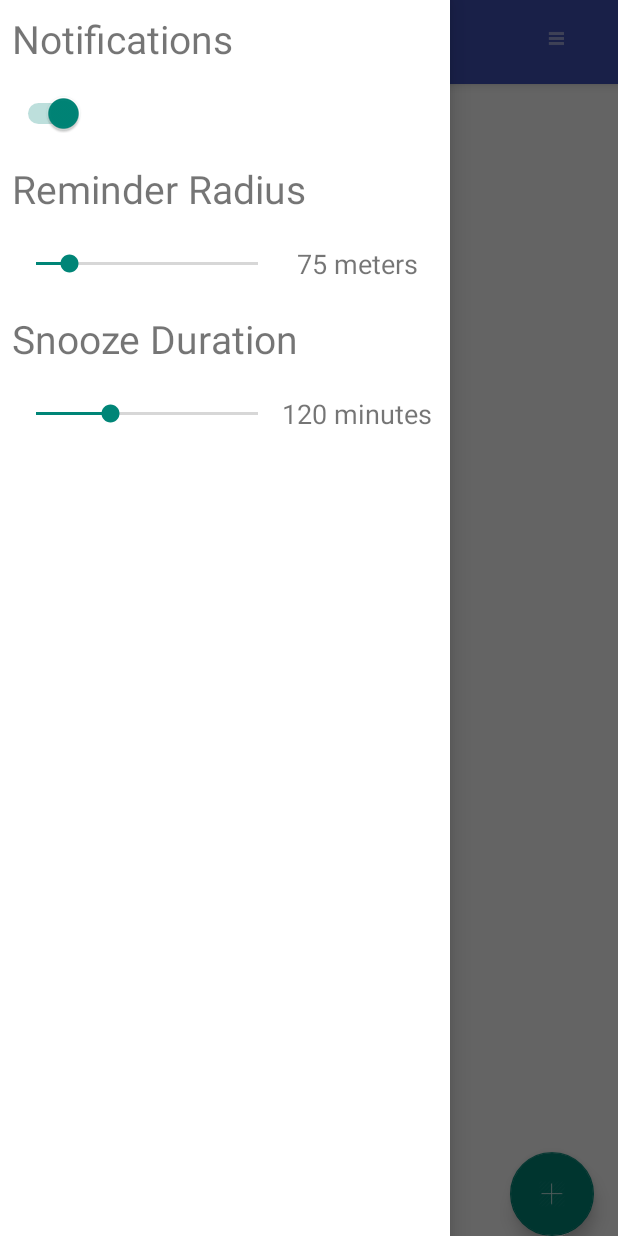
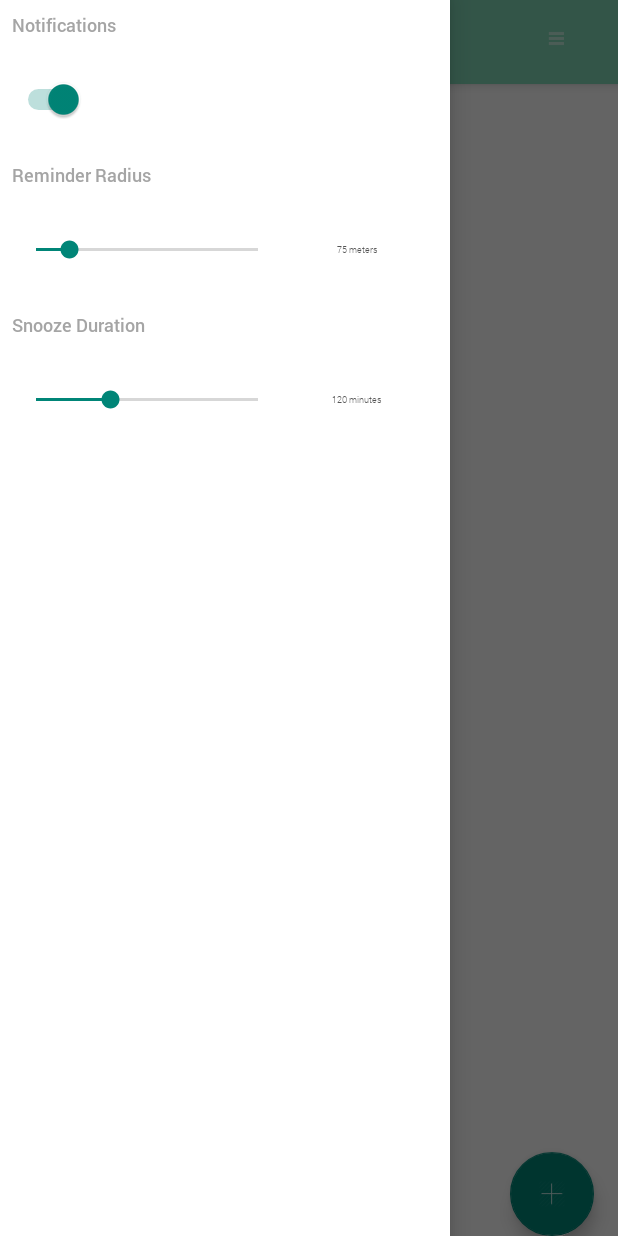
Before and after one commit to kbalouse/CloseBuy, an Android app: the screen it shows after launch (HomeActivity), with the side drawer open, on a phone screen of 412 x 824 dp. Run offline under Robolectric (Android 15) with nearby library versions, the phone set to English and light mode, and no system bars.

Commit message:
Created textview ui element that can use custom external fonts

```diff
--- /dev/null
+++ b/CloseBuy/app/src/main/java/fourpointoh/closebuy/CustomFontTextView.java
@@ -0,0 +1,75 @@
+package fourpointoh.closebuy;
+
+import android.content.Context;
+import android.content.res.TypedArray;
+import android.graphics.Canvas;
+import android.graphics.Color;
+import android.graphics.Paint;
+import android.graphics.Typeface;
+import android.graphics.drawable.Drawable;
+import android.text.TextPaint;
+import android.util.AttributeSet;
+import android.util.Log;
+import android.view.Gravity;
+import android.view.View;
+import android.widget.TextView;
+
+import java.util.HashMap;
+
+/**
+ * Simple TextView that allows custom fonts to be declared at XML level
+ */
+public class CustomFontTextView extends TextView {
+
+    private static HashMap<String, Typeface> singletonTypeFaces = null;
+
+    public CustomFontTextView(Context context) {
+        super(context);
+        init(context, null);
+    }
+
+    public CustomFontTextView(Context context, AttributeSet attrs) {
+        super(context);
+        init(context, attrs);
+    }
+
+    public CustomFontTextView(Context context, AttributeSet attrs, int defStyle) {
+        super(context);
+        init(context, attrs);
+    }
+
+    @Override
+    protected void onDraw(Canvas canvas) {
+        super.onDraw(canvas);
+    }
+
+    private void init(Context context, AttributeSet attrs) {
+        if (singletonTypeFaces == null) {
+            singletonTypeFaces = new HashMap<String, Typeface>();
+        }
+
+        if (attrs != null) {
+            TypedArray a=getContext().obtainStyledAttributes(attrs, R.styleable.CustomFontTextView);
+
+            // Set android attributes
+            if (a.hasValue(R.styleable.CustomFontTextView_android_id)) {
+                this.setId(a.getResourceId(R.styleable.CustomFontTextView_android_id, 0));
+            }
+            this.setText(a.getString(R.styleable.CustomFontTextView_android_text));
+            this.setTextSize(a.getDimension(R.styleable.CustomFontTextView_android_textSize, 12));
+            this.setTextColor(a.getColor(R.styleable.CustomFontTextView_android_textColor, context.getResources().getColor(R.color.colorListItemText)));
+            this.setGravity(a.getInt(R.styleable.CustomFontTextView_android_gravity, Gravity.START));
+
+            // set the typeface
+            String path = "fonts/" + a.getString(R.styleable.CustomFontTextView_fontName) + ".ttf";
+            if (singletonTypeFaces.get(path) == null) {
+                Typeface tf = Typeface.createFromAsset(context.getAssets(), path);
+                singletonTypeFaces.put(path, tf);
+            }
+            this.setTypeface(singletonTypeFaces.get(path));
+
+            //Don't forget this
+            a.recycle();
+        }
+    }
+}
--- a/CloseBuy/app/src/main/res/layout/menu_drawer.xml
+++ b/CloseBuy/app/src/main/res/layout/menu_drawer.xml
@@ -1,5 +1,6 @@
 <?xml version="1.0" encoding="utf-8"?>
 <LinearLayout xmlns:android="http://schemas.android.com/apk/res/android"
+    xmlns:closebuy="http://schemas.android.com/apk/res-auto"
     android:id="@+id/sliding_drawer"
     android:layout_width="300dp"
     android:layout_height="match_parent"
@@ -13,11 +14,13 @@
         android:layout_width="match_parent"
         android:layout_height="100dp"
         android:orientation="vertical">
-        <TextView
+        <fourpointoh.closebuy.CustomFontTextView
             android:layout_width="match_parent"
             android:layout_height="wrap_content"
-            android:text="Notifications"
-            android:textSize="26sp"/>
+            closebuy:fontName="Roboto-Medium"
+            android:textColor="@color/colorBoldText"
+            android:textSize="8dp"
+            android:text="Notifications" />
         <Switch
             android:id="@+id/notification_switch"
             android:layout_width="wrap_content"
@@ -29,11 +32,13 @@
         android:layout_width="match_parent"
         android:layout_height="100dp"
         android:orientation="vertical">
-        <TextView
+        <fourpointoh.closebuy.CustomFontTextView
             android:layout_width="match_parent"
             android:layout_height="wrap_content"
+            closebuy:fontName="Roboto-Medium"
+            android:textColor="@color/colorBoldText"
             android:text="Reminder Radius"
-            android:textSize="26sp"/>
+            android:textSize="8dp" />
         <LinearLayout
             android:layout_width="match_parent"
             android:layout_height="match_parent">
@@ -44,13 +49,15 @@
                 android:layout_height="wrap_content"
                 android:layout_gravity="center"
                 android:max="@integer/radius_max"/>
-            <TextView
+            <fourpointoh.closebuy.CustomFontTextView
                 android:id="@+id/radius_setting_text"
                 android:layout_width="100dp"
                 android:layout_height="match_parent"
+                closebuy:fontName="Roboto-Light"
+                android:textColor="@color/colorListItemText"
                 android:gravity="center"
                 android:text="50 meters"
-                android:textSize="18sp"/>
+                android:textSize="4dp" />
         </LinearLayout>
     </LinearLayout>
 
@@ -59,11 +66,13 @@
         android:layout_width="match_parent"
         android:layout_height="100dp"
         android:orientation="vertical">
-        <TextView
+        <fourpointoh.closebuy.CustomFontTextView
             android:layout_width="match_parent"
             android:layout_height="wrap_content"
+            closebuy:fontName="Roboto-Medium"
+            android:textColor="@color/colorBoldText"
             android:text="Snooze Duration"
-            android:textSize="26sp"/>
+            android:textSize="8dp"/>
         <LinearLayout
             android:layout_width="match_parent"
             android:layout_height="match_parent">
@@ -74,13 +83,15 @@
                 android:layout_height="wrap_content"
                 android:layout_gravity="center"
                 android:max="@integer/snooze_max"/>
-            <TextView
+            <fourpointoh.closebuy.CustomFontTextView
                 android:id="@+id/snooze_setting_text"
                 android:layout_width="100dp"
                 android:layout_height="match_parent"
+                closebuy:fontName="Roboto-Light"
+                android:textColor="@color/colorListItemText"
                 android:gravity="center"
                 android:text="90 minutes"
-                android:textSize="18sp"/>
+                android:textSize="4dp"/>
         </LinearLayout>
     </LinearLayout>
 
--- /dev/null
+++ b/CloseBuy/app/src/main/res/values/attrs_custom_font_text_view.xml
@@ -0,0 +1,10 @@
+<resources>
+    <declare-styleable name="CustomFontTextView">
+        <attr name="android:id" />
+        <attr name="android:text" />
+        <attr name="android:textSize" />
+        <attr name="android:textColor" />
+        <attr name="android:gravity" />
+        <attr name="fontName" format="string"/>
+    </declare-styleable>
+</resources>
--- a/CloseBuy/app/src/main/res/values/colors.xml
+++ b/CloseBuy/app/src/main/res/values/colors.xml
@@ -1,6 +1,10 @@
 <?xml version="1.0" encoding="utf-8"?>
 <resources>
-    <color name="colorPrimary">#3F51B5</color>
+    <color name="colorPrimary">#81D5B5</color>
     <color name="colorPrimaryDark">#303F9F</color>
-    <color name="colorAccent">#FF4081</color>
+    <color name="colorAccent">#FEC947</color>
+
+    <color name="colorBoldText">#A5A5A5</color>
+    <color name="colorListItemText">#555555</color>
+    <color name="colorDisabledListItemText">#BBBBBB</color>
 </resources>
```
Also changed, not shown: CloseBuy/app/src/main/assets/fonts/Roboto-Light.ttf (added), CloseBuy/app/src/main/assets/fonts/Roboto-Medium.ttf (added), CloseBuy/app/src/main/assets/fonts/Roboto-Regular.ttf (added).
